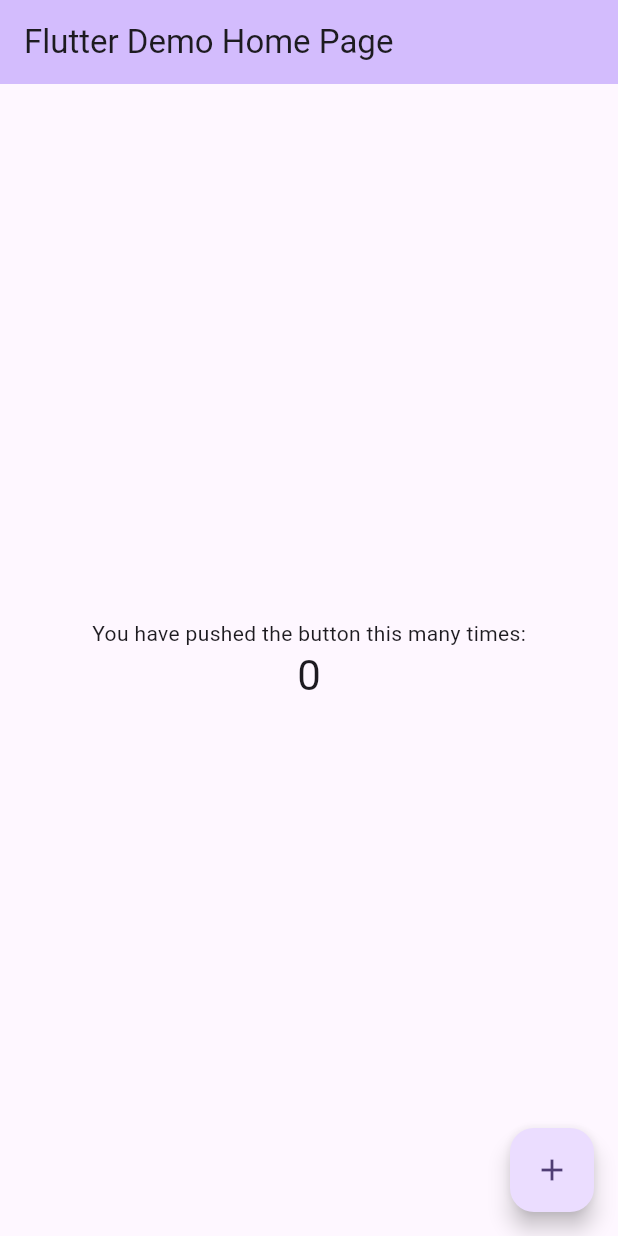
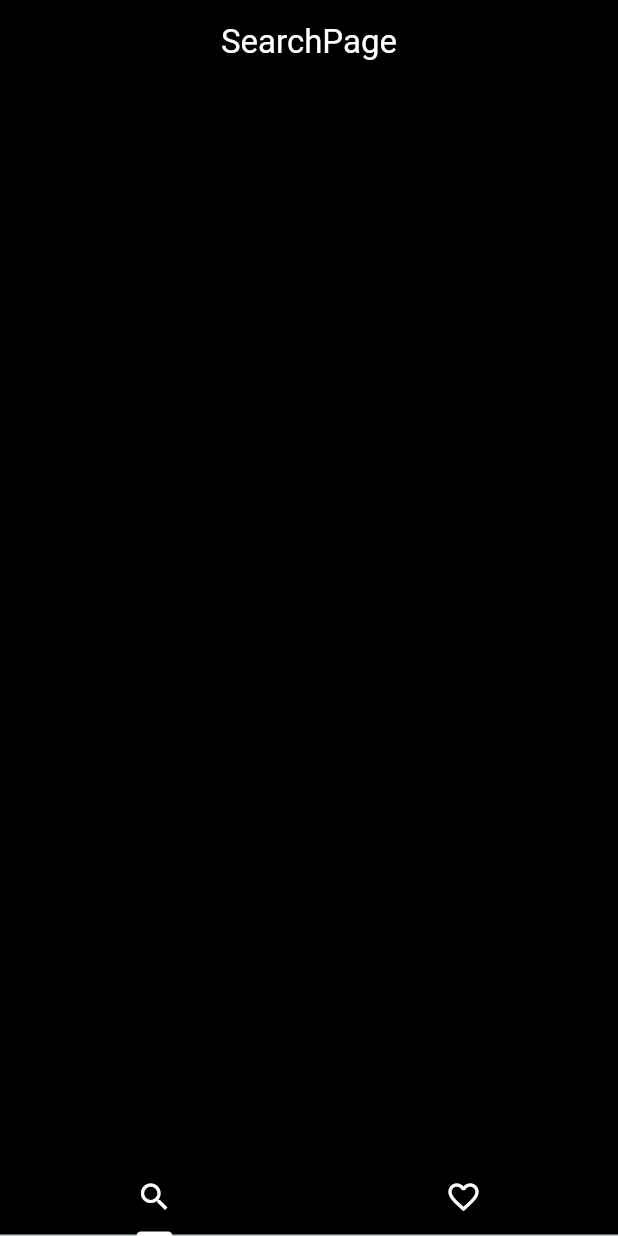
Before and after one commit to gmachinee/image_list_example, a Flutter app: the screen it shows after launch, on a phone screen of 412 x 824 dp. Run offline on Flutter 3.47's test engine with Material 3 defaults, Android fonts, the phone set to English and light mode, and no system bars.

Commit message:
[feat] 탭바 구현

```diff
--- /dev/null
+++ b/lib/SearchPage.dart
@@ -0,0 +1,35 @@
+import 'package:flutter/material.dart';
+
+/// 이미지 검색 페이지
+class SearchPage extends StatefulWidget {
+  @override
+  State<StatefulWidget> createState() {
+    return _SearchPageState();
+  }
+}
+
+class _SearchPageState extends State<SearchPage> {
+  @override
+  void initState() {
+    super.initState();
+  }
+
+  @override
+  dispose() {
+    super.dispose();
+  }
+
+  @override
+  Widget build(BuildContext context) {
+    return Scaffold(
+      appBar: AppBar(title: const Center(child: Row(
+        mainAxisAlignment: MainAxisAlignment.center,
+        children: [
+          Text("SearchPage"),
+        ],
+      ),), backgroundColor: Colors.black, foregroundColor: Colors.white,),
+      body: Center(
+      ),
+    );
+  }
+}
--- a/lib/main.dart
+++ b/lib/main.dart
@@ -1,4 +1,6 @@
 import 'package:flutter/material.dart';
+import 'package:image_list_example/FavoritePage.dart';
+import 'package:image_list_example/SearchPage.dart';
 
 void main() {
   runApp(const MyApp());
@@ -11,115 +13,52 @@
   @override
   Widget build(BuildContext context) {
     return MaterialApp(
-      title: 'Flutter Demo',
+      title: 'ImageList Example',
       theme: ThemeData(
-        // This is the theme of your application.
-        //
-        // TRY THIS: Try running your application with "flutter run". You'll see
-        // the application has a purple toolbar. Then, without quitting the app,
-        // try changing the seedColor in the colorScheme below to Colors.green
-        // and then invoke "hot reload" (save your changes or press the "hot
-        // reload" button in a Flutter-supported IDE, or press "r" if you used
-        // the command line to start the app).
-        //
-        // Notice that the counter didn't reset back to zero; the application
-        // state is not lost during the reload. To reset the state, use hot
-        // restart instead.
-        //
-        // This works for code too, not just values: Most code changes can be
-        // tested with just a hot reload.
-        colorScheme: ColorScheme.fromSeed(seedColor: Colors.deepPurple),
+        scaffoldBackgroundColor: Colors.black,
+        colorScheme: ColorScheme.fromSeed(seedColor: Colors.white),
         useMaterial3: true,
       ),
-      home: const MyHomePage(title: 'Flutter Demo Home Page'),
+      home: MyHomePage(),
     );
   }
 }
 
 class MyHomePage extends StatefulWidget {
-  const MyHomePage({super.key, required this.title});
-
-  // This widget is the home page of your application. It is stateful, meaning
-  // that it has a State object (defined below) that contains fields that affect
-  // how it looks.
-
-  // This class is the configuration for the state. It holds the values (in this
-  // case the title) provided by the parent (in this case the App widget) and
-  // used by the build method of the State. Fields in a Widget subclass are
-  // always marked "final".
-
-  final String title;
-
   @override
   State<MyHomePage> createState() => _MyHomePageState();
 }
 
-class _MyHomePageState extends State<MyHomePage> {
-  int _counter = 0;
+class _MyHomePageState extends State<MyHomePage> with SingleTickerProviderStateMixin {
+  TabController? tabController;
 
-  void _incrementCounter() {
-    setState(() {
-      // This call to setState tells the Flutter framework that something has
-      // changed in this State, which causes it to rerun the build method below
-      // so that the display can reflect the updated values. If we changed
-      // _counter without calling setState(), then the build method would not be
-      // called again, and so nothing would appear to happen.
-      _counter++;
-    });
+  @override
+  void initState() {
+    super.initState();
+    tabController = TabController(length: 2, vsync: this);
+  }
+
+  @override
+  void dispose() {
+    tabController!.dispose();
+    super.dispose();
   }
 
   @override
   Widget build(BuildContext context) {
-    // This method is rerun every time setState is called, for instance as done
-    // by the _incrementCounter method above.
-    //
-    // The Flutter framework has been optimized to make rerunning build methods
-    // fast, so that you can just rebuild anything that needs updating rather
-    // than having to individually change instances of widgets.
     return Scaffold(
-      appBar: AppBar(
-        // TRY THIS: Try changing the color here to a specific color (to
-        // Colors.amber, perhaps?) and trigger a hot reload to see the AppBar
-        // change color while the other colors stay the same.
-        backgroundColor: Theme.of(context).colorScheme.inversePrimary,
-        // Here we take the value from the MyHomePage object that was created by
-        // the App.build method, and use it to set our appbar title.
-        title: Text(widget.title),
+      body: TabBarView(
+        controller: tabController,
+        children: <Widget>[SearchPage(), FavoritePage()],
       ),
-      body: Center(
-        // Center is a layout widget. It takes a single child and positions it
-        // in the middle of the parent.
-        child: Column(
-          // Column is also a layout widget. It takes a list of children and
-          // arranges them vertically. By default, it sizes itself to fit its
-          // children horizontally, and tries to be as tall as its parent.
-          //
-          // Column has various properties to control how it sizes itself and
-          // how it positions its children. Here we use mainAxisAlignment to
-          // center the children vertically; the main axis here is the vertical
-          // axis because Columns are vertical (the cross axis would be
-          // horizontal).
-          //
-          // TRY THIS: Invoke "debug painting" (choose the "Toggle Debug Paint"
-          // action in the IDE, or press "p" in the console), to see the
-          // wireframe for each widget.
-          mainAxisAlignment: MainAxisAlignment.center,
-          children: <Widget>[
-            const Text(
-              'You have pushed the button this many times:',
-            ),
-            Text(
-              '$_counter',
-              style: Theme.of(context).textTheme.headlineMedium,
-            ),
-          ],
-        ),
+      bottomNavigationBar: TabBar(tabs: const <Tab>[
+        Tab(icon: Icon(Icons.search, color: Colors.white)),
+        Tab(icon: Icon(Icons.favorite_outline, color: Colors.white)),
+      ],
+        controller: tabController,
+        indicatorColor: Colors.white,
+        indicatorWeight: 3,
       ),
-      floatingActionButton: FloatingActionButton(
-        onPressed: _incrementCounter,
-        tooltip: 'Increment',
-        child: const Icon(Icons.add),
-      ), // This trailing comma makes auto-formatting nicer for build methods.
     );
   }
 }
```
Also changed, not shown: lib/FavoritePage.dart (added, +35 -0 lines).
